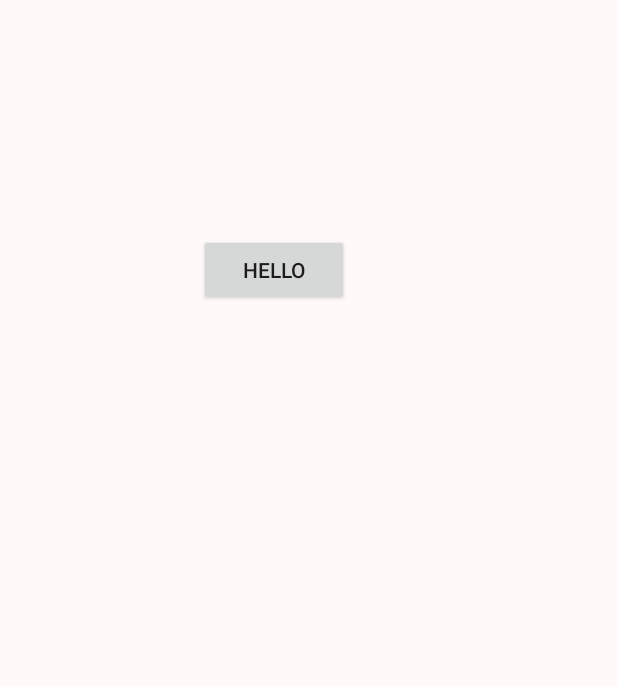
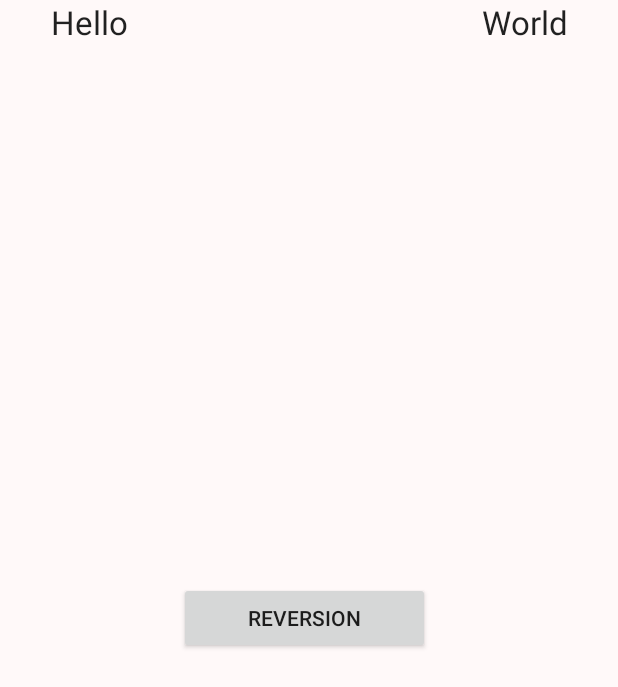
Before and after one commit to KonstantinGridasov/Dz, an Android app: the Dz1Activity screen opened directly, with no data from a screen before it, on a phone screen of 412 x 824 dp. Shown: the top 687 px of the screen. Run offline under Robolectric (Android 15) with nearby library versions, the phone set to English and light mode, and no system bars.

Commit message:
dorabotka
1dz

```diff
--- a/ProjectDZ/app/src/main/java/com/example/ghome/projectdz/dz1/Dz1Activity.java
+++ b/ProjectDZ/app/src/main/java/com/example/ghome/projectdz/dz1/Dz1Activity.java
@@ -12,7 +12,7 @@ import com.example.ghome.projectdz.R;
 public class Dz1Activity extends Activity implements View.OnClickListener {
 
 
-    private Button helloButton;
+    private Button ReversionButton;
     //private int i;
     private TextView textView1;
     private TextView textView2;
@@ -45,18 +45,19 @@ public class Dz1Activity extends Activity implements View.OnClickListener {
         String username = getIntent().getStringExtra(KEY_USERNAME);
         String password = getIntent().getStringExtra(KEY_PASSWORD);
 
-        textView1=(TextView) findViewById(R.id.textView1);
-        textView2=(TextView) findViewById(R.id.textView2);
+        textView1=(TextView) findViewById(R.id.HelloView);
+        textView2=(TextView) findViewById(R.id.WorldView);
 
-        textView1.setText(username);
-        textView2.setText(password);
-
+        if((username!=null)||(password!=null)) {
+            textView1.setText(username);
+            textView2.setText(password);
+        }
         textView1.setOnClickListener(this);
         textView2.setOnClickListener(listener);
 
-        helloButton=(Button)findViewById(R.id.helloButton);
+        ReversionButton=(Button)findViewById(R.id.ReversionButton);
 
-        helloButton.setOnClickListener(new View.OnClickListener() {
+        ReversionButton.setOnClickListener(new View.OnClickListener() {
             @Override
             public void onClick(View v) {
                 text1=(String) textView1.getText();
--- a/ProjectDZ/app/src/main/res/layout/activity_dz1.xml
+++ b/ProjectDZ/app/src/main/res/layout/activity_dz1.xml
@@ -1,7 +1,7 @@
 <?xml version="1.0" encoding="utf-8"?>
-<RelativeLayout xmlns:android="http://schemas.android.com/apk/res/android"
+<LinearLayout xmlns:android="http://schemas.android.com/apk/res/android"
     xmlns:tools="http://schemas.android.com/tools"
-    android:orientation="vertical"
+    android:orientation="horizontal"
     android:layout_width="match_parent"
     android:layout_height="match_parent"
     android:background="#fff9f9"
@@ -10,38 +10,37 @@
 
 
     <TextView
-        android:id="@+id/textView2"
-        android:layout_width="100dp"
-        android:layout_height="100dp"
+        android:id="@+id/HelloView"
+        android:layout_width="wrap_content"
+        android:layout_height="match_parent"
+        android:layout_weight="1"
         android:text="@string/text1"
         android:textAlignment="center"
         android:textAppearance="@android:style/TextAppearance.Large"
-        android:layout_alignParentTop="true"
-        android:layout_alignParentStart="true"
-        android:layout_marginStart="15dp"
-        android:layout_marginTop="16dp" />
+        android:layout_gravity="start"
+      />
+
+    <Button
+        android:id="@+id/ReversionButton"
+        android:layout_width="wrap_content"
+        android:layout_height="wrap_content"
+        android:layout_weight="1"
+        android:layout_gravity="center"
+        android:text="@string/buttonDz1UpDown"
+
+        />
 
     <TextView
-        android:id="@+id/textView1"
-        android:layout_width="100dp"
-        android:layout_height="100dp"
+        android:id="@+id/WorldView"
+        android:layout_width="wrap_content"
+        android:layout_height="match_parent"
+        android:layout_weight="1"
+        android:layout_gravity="end"
         android:text="@string/text2"
         android:textAlignment="center"
         android:textAppearance="@android:style/TextAppearance.Large"
-        android:layout_alignBaseline="@+id/textView2"
-        android:layout_alignBottom="@+id/textView2"
-        android:layout_toEndOf="@+id/helloButton"
-        android:layout_marginStart="31dp" />
 
-    <Button
-        android:id="@+id/helloButton"
-        android:layout_width="100dp"
-        android:layout_height="wrap_content"
-        android:text="Hello"
-        android:layout_marginTop="40dp"
-        android:layout_below="@+id/textView1"
-        android:layout_toEndOf="@+id/textView2"
-        android:layout_marginStart="17dp" />
+        />
 
 
-</RelativeLayout>
+</LinearLayout>
--- a/ProjectDZ/app/src/main/res/values/strings.xml
+++ b/ProjectDZ/app/src/main/res/values/strings.xml
@@ -7,4 +7,5 @@
     <string name="buttonDz1"> DZ1 </string>
     <string name="buttonDz2">Dz2</string>
     <string name="buttonClasswork2"> classwork2 </string>
+    <string name="buttonDz1UpDown">Reversion</string>
 </resources>
```
